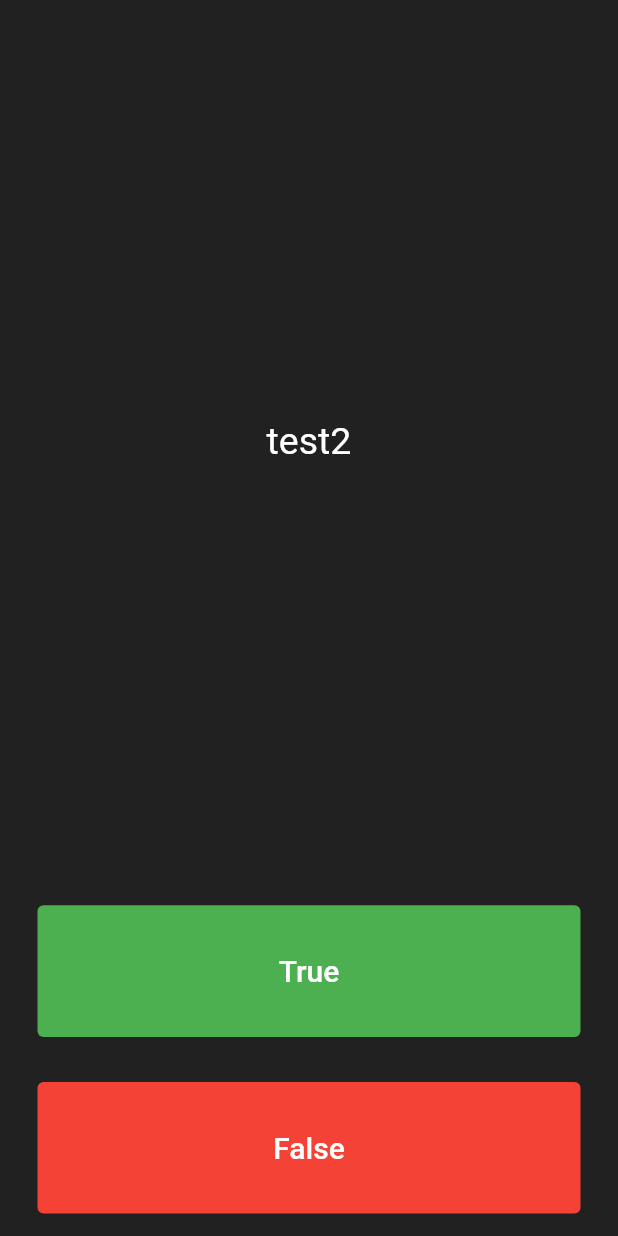
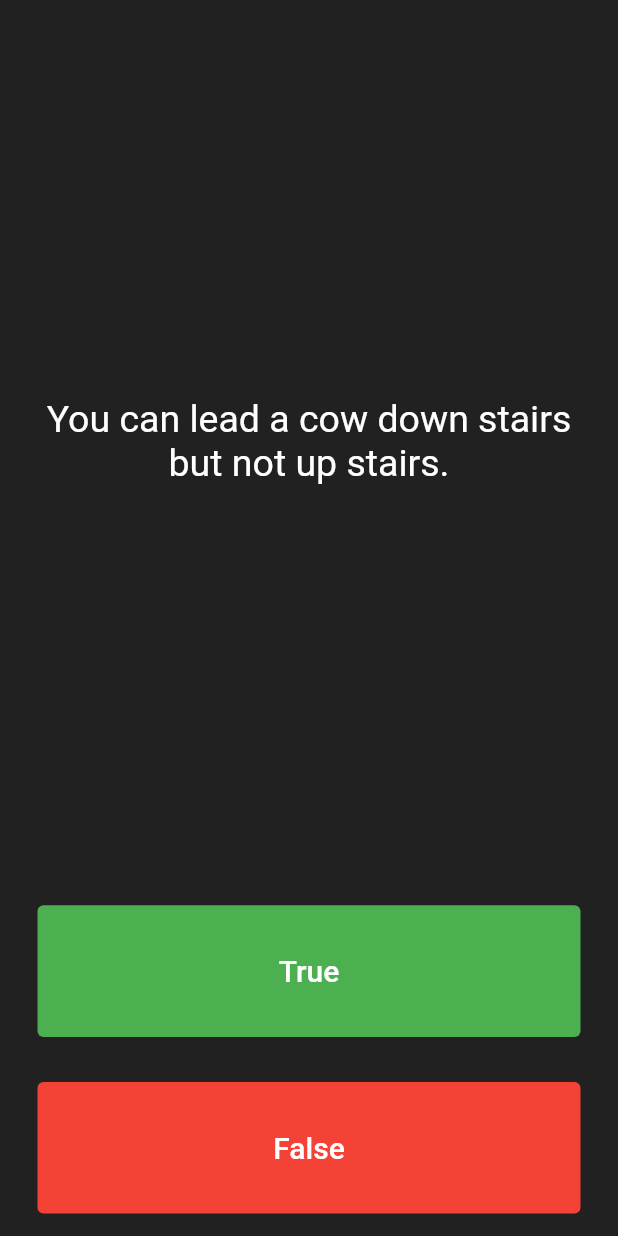
Before and after one commit to HeratUni-CS/quizzler-Bashir-Danish, a Flutter app: the screen it shows after launch, after a tap on "True", on a phone screen of 412 x 824 dp. Run offline on Flutter 3.47's test engine with Material 2 defaults, Android fonts, the phone set to English and light mode, and no system bars.

Commit message:
question brain created and used in main

```diff
--- a/lib/main.dart
+++ b/lib/main.dart
@@ -1,5 +1,6 @@
 import 'package:flutter/material.dart';
 import 'package:quizzler/question.dart';
+import 'package:quizzler/quiz_brain.dart';
 
 void main() => runApp(
       Quizzler(),
@@ -27,14 +28,12 @@ class QuizPage extends StatefulWidget {
   _QuizPageState createState() => _QuizPageState();
 }
 
+QuizBrain quizBrain = QuizBrain();
+
 class _QuizPageState extends State<QuizPage> {
   List<Icon> scoreKeeper = [];
   int questionNumber = 0;
-  List<Question> questionList = [
-    Question('test1', true),
-    Question('test2', false),
-    Question('test3', true),
-  ];
+
   @override
   Widget build(BuildContext context) {
     return Column(
@@ -47,7 +46,7 @@ class _QuizPageState extends State<QuizPage> {
             padding: const EdgeInsets.all(10.0),
             child: Center(
               child: Text(
-                questionList[questionNumber].questionText,
+                quizBrain.getQuestionText(questionNumber),
                 textAlign: TextAlign.center,
                 style: const TextStyle(
                   fontSize: 25.0,
@@ -72,7 +71,7 @@ class _QuizPageState extends State<QuizPage> {
               onPressed: () {
                 //The user picked true.
                 bool correctAnswer =
-                    questionList[questionNumber].questionAnswer;
+                    quizBrain.getQuestionAnswer(questionNumber);
                 if (correctAnswer == true) {
                   print('ok');
                 } else {
--- /dev/null
+++ b/lib/quiz_brain.dart
@@ -0,0 +1,39 @@
+import 'package:quizzler/question.dart';
+
+class QuizBrain {
+  List<Question> _questionList = [
+    Question('Some cats are actually allergic to humans', true),
+    Question('You can lead a cow down stairs but not up stairs.', false),
+    Question('Approximately one quarter of human bones are in the feet.', true),
+    Question('A slug\'s blood is green.', true),
+    Question('Buzz Aldrin\'s mother\'s maiden name was \"Moon\".', true),
+    Question('It is illegal to pee in the Ocean in Portugal.', true),
+    Question(
+        'No piece of square dry paper can be folded in half more than 7 times.',
+        false),
+    Question(
+        'In London, UK, if you happen to die in the House of Parliament, you are technically entitled to a state funeral, because the building is considered too sacred a place.',
+        true),
+    Question(
+        'The loudest sound produced by any animal is 188 decibels. That animal is the African Elephant.',
+        false),
+    Question(
+        'The total surface area of two human lungs is approximately 70 square metres.',
+        true),
+    Question('Google was originally called \"Backrub\".', true),
+    Question(
+        'Chocolate affects a dog\'s heart and nervous system; a few ounces are enough to kill a small dog.',
+        true),
+    Question(
+        'In West Virginia, USA, if you accidentally hit an animal with your car, you are free to take it home to eat.',
+        true),
+  ];
+
+  String getQuestionText(int questionNumber) {
+    return _questionList[questionNumber].questionText;
+  }
+
+  bool getQuestionAnswer(int questionNumber) {
+    return _questionList[questionNumber].questionAnswer;
+  }
+}
```
